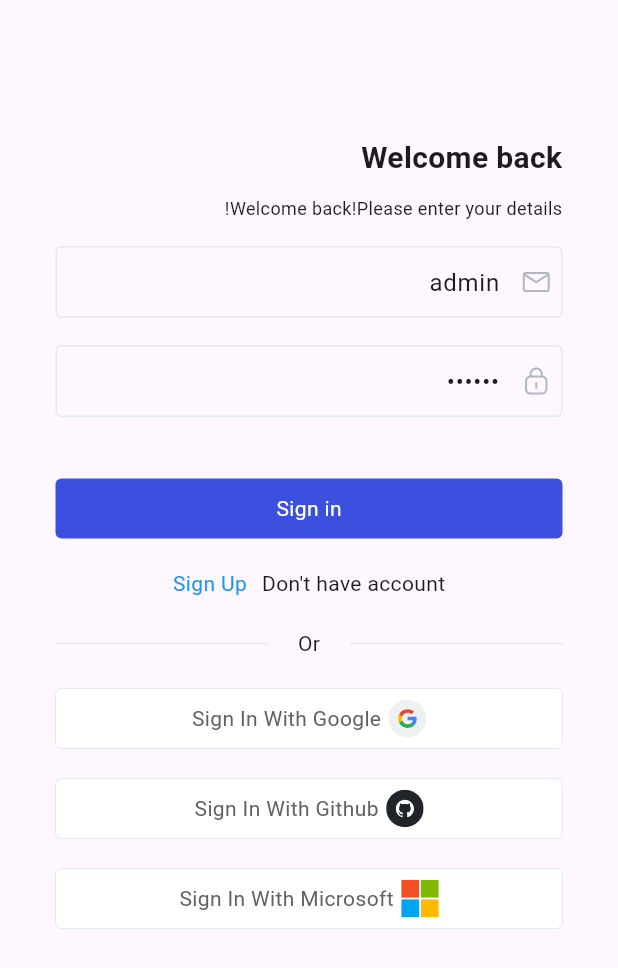
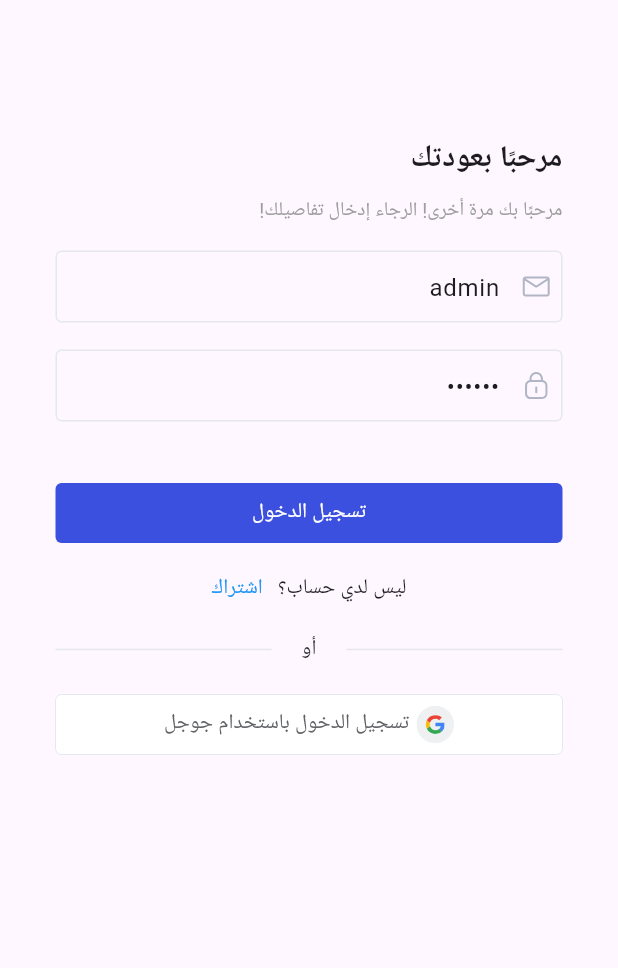
Before and after one commit to AbrahemGh1/test2, a Flutter app: the screen it shows after launch, on a phone screen of 412 x 824 dp. Shown: the top 968 px of the screen. Run offline on Flutter 3.47's test engine with Material 3 defaults, Android fonts, the phone set to English and light mode, and no system bars; our stand-ins replace avatar_glow, calendar_date_picker2, equatable, faker, file_picker, flutter_bloc and 9 more; missing offline and left inert: desktop_drop, flutter_image_stack, rx_event_bus, window_location_href; Roboto replaces fonts that are missing (Almarai).

```diff
--- a/lib/pages/auth/sign_in/sign_in_page.dart
+++ b/lib/pages/auth/sign_in/sign_in_page.dart
@@ -74,23 +74,21 @@ class SignInForm extends BlocBaseStlessWidget<SignInViewModel, SignInState> {
       crossAxisAlignment: CrossAxisAlignment.start,
       children: [
         const Text(
-          'Welcome back',
+          'مرحبًا بعودتك',
           style: TextStyle(fontSize: 20, fontWeight: FontWeight.bold),
         ),
         const SizedBox(
           height: 10,
         ),
         const Text(
-          'Welcome back!Please enter your details!',
-          style: TextStyle(
-            fontSize: 12,
-          ),
+          'مرحبًا بك مرة أخرى! الرجاء إدخال تفاصيلك!',
+          style: TextStyle(fontSize: 13, color: Colors.grey),
         ),
         const SizedBox(
           height: 16,
         ),
         OutBorderTextFormField(
-          hintText: 'enter your email',
+          hintText: 'أدخل بريدك الإلكتروني',
           keyboardType: TextInputType.emailAddress,
           icon: Container(
             margin: const EdgeInsets.only(right: 8, left: 8),
@@ -107,7 +105,7 @@ class SignInForm extends BlocBaseStlessWidget<SignInViewModel, SignInState> {
         ),
         OutBorderTextFormField(
           obscureText: true,
-          hintText: 'Password',
+          hintText: 'كلمة المرور',
           icon: Container(
             margin: const EdgeInsets.only(right: 8, left: 8),
             child: SvgPicture.asset(
@@ -122,7 +120,10 @@ class SignInForm extends BlocBaseStlessWidget<SignInViewModel, SignInState> {
           height: 20,
         ),
         if (state.loginStatus != null)
-          Text((state.loginStatus ?? false) ? 'Login Success' : 'Login Failed',
+          Text(
+              (state.loginStatus ?? false)
+                  ? 'تم تسجيل الدخول بنجاح'
+                  : 'فشل تسجيل الدخول',
               style: TextStyle(
                 color: (state.loginStatus ?? false)
                     ? CrmColors.green
@@ -133,7 +134,7 @@ class SignInForm extends BlocBaseStlessWidget<SignInViewModel, SignInState> {
         ),
         ButtonWidget(
           type: ButtonType.primary.type,
-          btnText: 'Sign in',
+          btnText: 'تسجيل الدخول',
           onTap: () {
             viewModel.signIn();
           },
@@ -144,13 +145,13 @@ class SignInForm extends BlocBaseStlessWidget<SignInViewModel, SignInState> {
         Row(
           mainAxisAlignment: MainAxisAlignment.center,
           children: [
-            const Text('Don\'t have account'),
+            const Text('ليس لدي حساب؟'),
             const SizedBox(
               width: 10,
             ),
             InkWell(
               child: const Text(
-                'Sign Up',
+                'اشتراك',
                 style: TextStyle(color: Colors.blue),
               ),
               onTap: () {
@@ -171,7 +172,7 @@ class SignInForm extends BlocBaseStlessWidget<SignInViewModel, SignInState> {
             )),
             Container(
               margin: const EdgeInsets.symmetric(horizontal: 20),
-              child: const Text('Or'),
+              child: const Text('أو'),
             ),
             const Expanded(
                 child: Divider(
@@ -191,35 +192,7 @@ class SignInForm extends BlocBaseStlessWidget<SignInViewModel, SignInState> {
             width: 25,
             height: 25,
           ),
-          btnText: 'Sign In With Google',
-          onTap: () {},
-        ),
-        const SizedBox(
-          height: 20,
-        ),
-        ButtonWidget(
-          color: Colors.white,
-          borderColor: CrmColors.border,
-          iconWidget: SvgPicture.asset(
-            'assets/brand/brand-03.svg',
-            width: 25,
-            height: 25,
-          ),
-          btnText: 'Sign In With Github',
-          onTap: () {},
-        ),
-        const SizedBox(
-          height: 20,
-        ),
-        ButtonWidget(
-          color: Colors.white,
-          borderColor: CrmColors.border,
-          iconWidget: SvgPicture.asset(
-            'assets/brand/microsoft.svg',
-            width: 25,
-            height: 25,
-          ),
-          btnText: 'Sign In With Microsoft',
+          btnText: 'تسجيل الدخول باستخدام جوجل',
           onTap: () {},
         ),
         const SizedBox(
@@ -237,7 +210,8 @@ class SignInForm extends BlocBaseStlessWidget<SignInViewModel, SignInState> {
   @override
   void blocListener(BuildContext context, SignInState state) {
     if (state.loginStatus != null && state.loginStatus!) {
-      SnackBarUtil.showSnack(context, 'LoginSuccess', color: Colors.green);
+      SnackBarUtil.showSnack(context, 'تم تسجيل الدخول بنجاح',
+          color: Colors.green);
       Navigator.of(context).pushNamed('/day');
     }
   }
```
